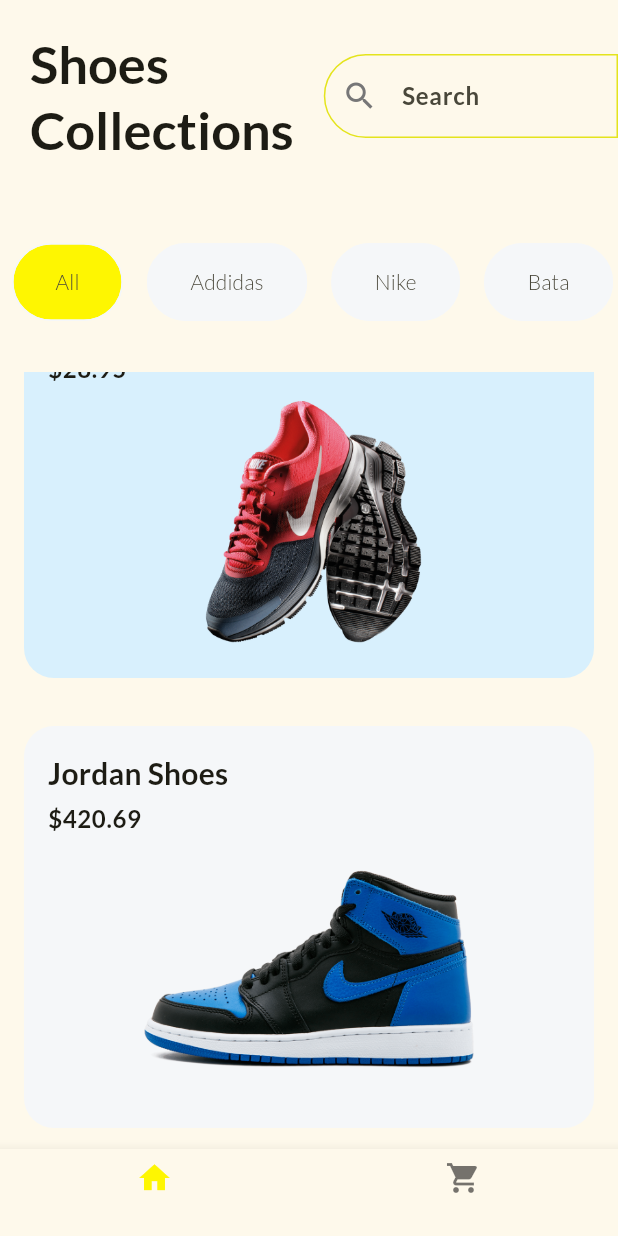
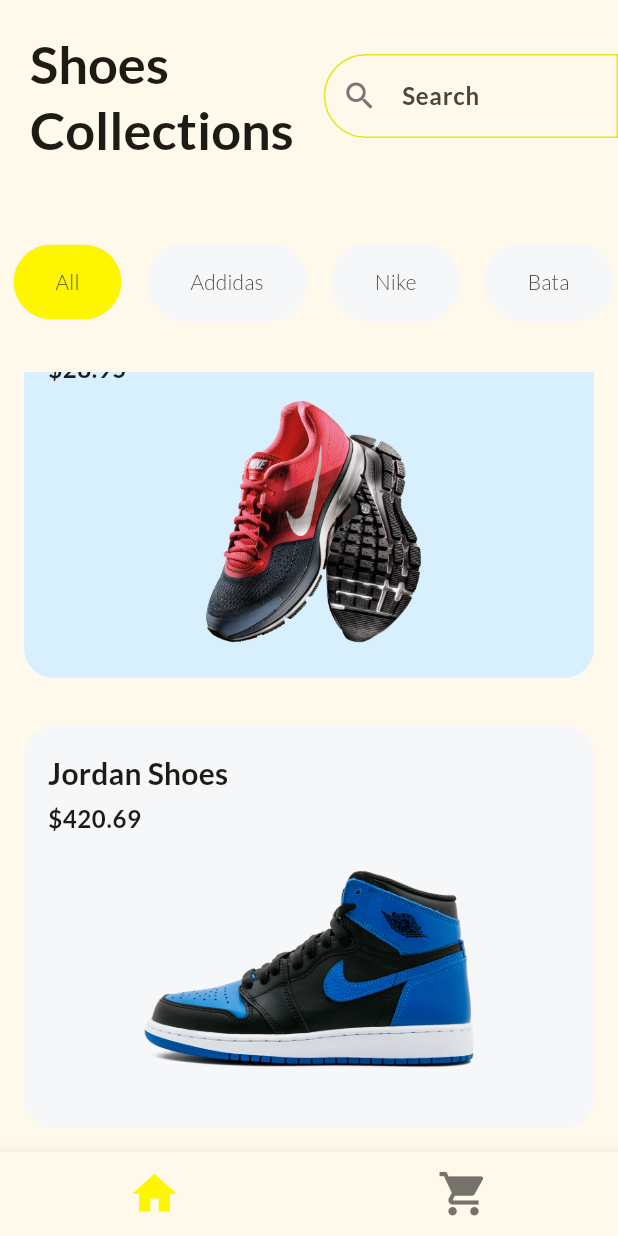
Before and after one commit to dravidsajin/flutter_learnings, a Flutter app: the screen it shows after launch, scrolled down 680 dp, on a phone screen of 412 x 824 dp. Run offline on Flutter 3.47's test engine with Material 3 defaults, Android fonts, the phone set to English and light mode, and no system bars.

Commit message:
Small changes with state management of different pages

```diff
--- a/shopping_app/lib/pages/homepage.dart
+++ b/shopping_app/lib/pages/homepage.dart
@@ -11,13 +11,19 @@ class HomePage extends StatefulWidget {
 
 class _HomePageState extends State<HomePage> {
   int selectedMenu = 0;
-  List<Widget> pages = [ProductList(), CartPage()];
+  List<Widget> pages = const [ProductList(), CartPage()];
 
   @override
   Widget build(BuildContext context) {
     return Scaffold(
-      body: const ProductList(),
+      body: IndexedStack(
+        index: selectedMenu,
+        children: pages,
+      ),
       bottomNavigationBar: BottomNavigationBar(
+        iconSize: 35,
+        selectedFontSize: 0,
+        unselectedFontSize: 0,
         currentIndex: selectedMenu,
         onTap: (value) {
           setState(() {
```
Also changed, not shown: shopping_app/lib/pages/cartpage.dart (+6 -2 lines).
